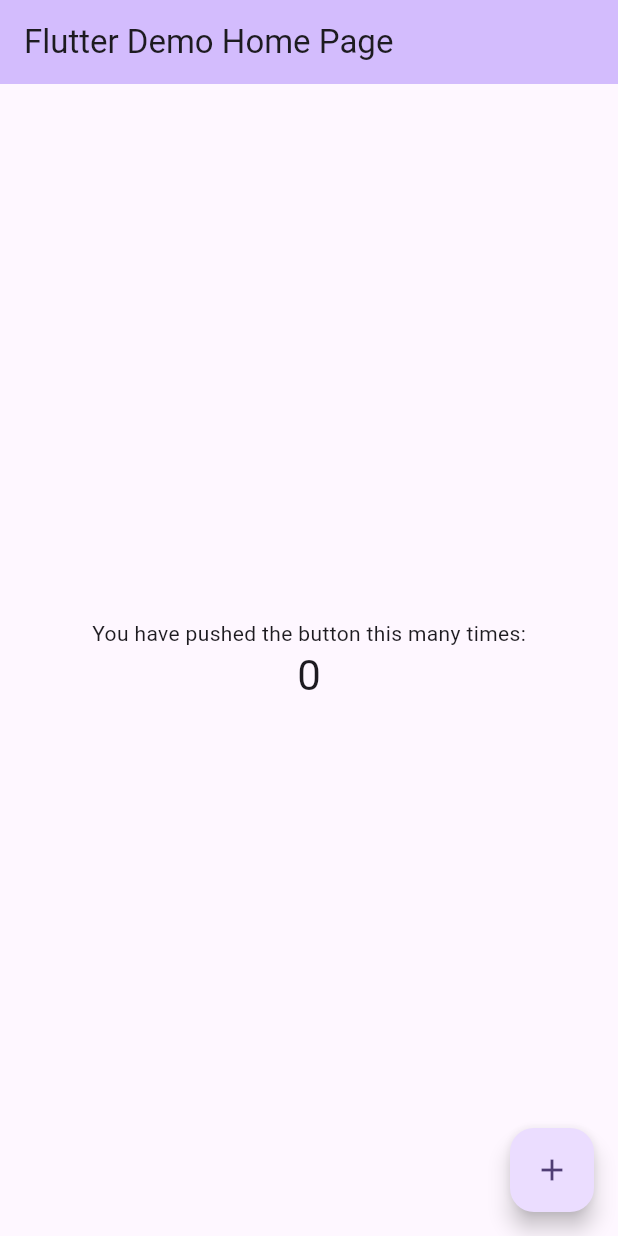
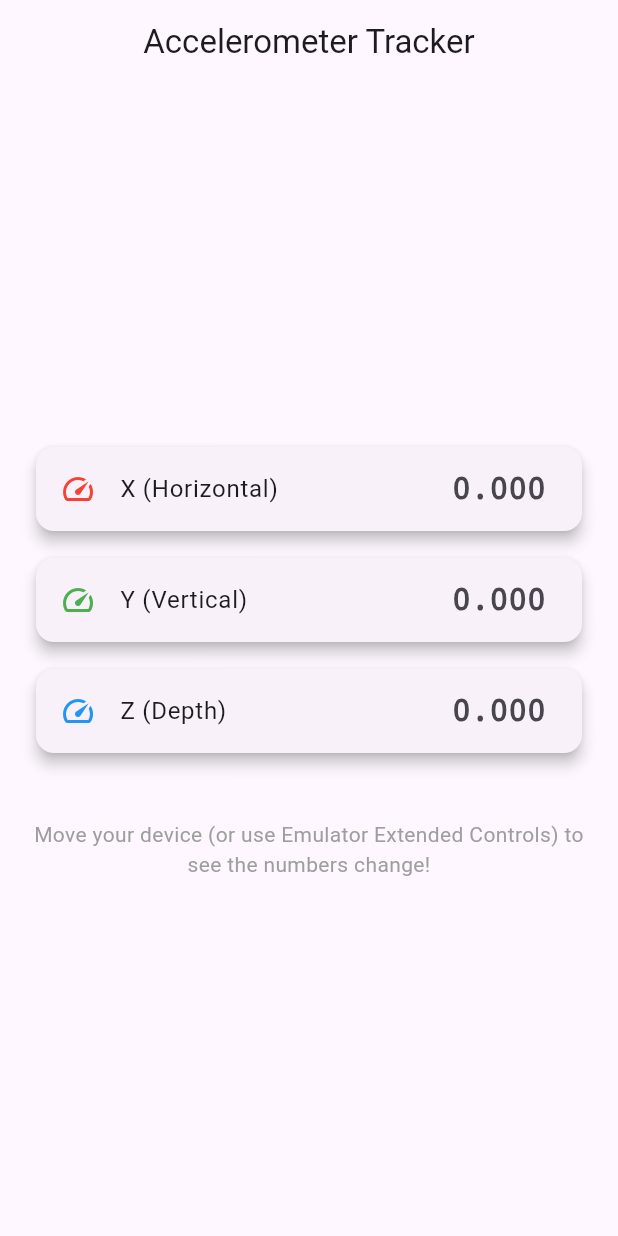
Before and after one commit to teodorkasap/flutter-extract-accelerometer-data-test, a Flutter app: the screen it shows after launch, on a phone screen of 412 x 824 dp. Run offline on Flutter 3.47's test engine with Material 3 defaults, Android fonts, the phone set to English and light mode, and no system bars; our stand-ins replace sensors_plus.

```diff
--- a/lib/main.dart
+++ b/lib/main.dart
@@ -1,125 +1,132 @@
+import 'dart:async';
 import 'package:flutter/material.dart';
+import 'package:sensors_plus/sensors_plus.dart';
 
 void main() {
-  runApp(const MyApp());
+  runApp(const SensorApp());
 }
 
-class MyApp extends StatelessWidget {
-  const MyApp({super.key});
+class SensorApp extends StatelessWidget {
+  const SensorApp({super.key});
 
-  // This widget is the root of your application.
   @override
   Widget build(BuildContext context) {
     return MaterialApp(
-      title: 'Flutter Demo',
+      debugShowCheckedModeBanner: false,
+      title: 'Flutter Accelerator',
       theme: ThemeData(
-        // This is the theme of your application.
-        //
-        // TRY THIS: Try running your application with "flutter run". You'll see
-        // the application has a purple toolbar. Then, without quitting the app,
-        // try changing the seedColor in the colorScheme below to Colors.green
-        // and then invoke "hot reload" (save your changes or press the "hot
-        // reload" button in a Flutter-supported IDE, or press "r" if you used
-        // the command line to start the app).
-        //
-        // Notice that the counter didn't reset back to zero; the application
-        // state is not lost during the reload. To reset the state, use hot
-        // restart instead.
-        //
-        // This works for code too, not just values: Most code changes can be
-        // tested with just a hot reload.
-        colorScheme: ColorScheme.fromSeed(seedColor: Colors.deepPurple),
         useMaterial3: true,
+        colorSchemeSeed: Colors.deepPurple,
       ),
-      home: const MyHomePage(title: 'Flutter Demo Home Page'),
+      home: const AccelerometerScreen(),
     );
   }
 }
 
-class MyHomePage extends StatefulWidget {
-  const MyHomePage({super.key, required this.title});
-
-  // This widget is the home page of your application. It is stateful, meaning
-  // that it has a State object (defined below) that contains fields that affect
-  // how it looks.
-
-  // This class is the configuration for the state. It holds the values (in this
-  // case the title) provided by the parent (in this case the App widget) and
-  // used by the build method of the State. Fields in a Widget subclass are
-  // always marked "final".
-
-  final String title;
+class AccelerometerScreen extends StatefulWidget {
+  const AccelerometerScreen({super.key});
 
   @override
-  State<MyHomePage> createState() => _MyHomePageState();
+  State<AccelerometerScreen> createState() => _AccelerometerScreenState();
 }
 
-class _MyHomePageState extends State<MyHomePage> {
-  int _counter = 0;
+class _AccelerometerScreenState extends State<AccelerometerScreen> {
+  // We use a List to store the x, y, z values
+  List<double>? _accelerometerValues;
 
-  void _incrementCounter() {
+  // Stream subscription to cancel when the widget is destroyed
+  StreamSubscription<AccelerometerEvent>? _subscription;
+
+  @override
+  void initState() {
+    super.initState();
+    // Start listening to the accelerometer stream
+    _subscription = accelerometerEventStream().listen(
+      (AccelerometerEvent event) {
         setState(() {
-      // This call to setState tells the Flutter framework that something has
-      // changed in this State, which causes it to rerun the build method below
-      // so that the display can reflect the updated values. If we changed
-      // _counter without calling setState(), then the build method would not be
-      // called again, and so nothing would appear to happen.
-      _counter++;
+          _accelerometerValues = <double>[event.x, event.y, event.z];
         });
+      },
+      onError: (error) {
+        // Handle cases where the sensor might not be available
+        debugPrint("Sensor Error: $error");
+      },
+    );
+  }
+
+  @override
+  void dispose() {
+    // Crucial: Stop listening when the app closes to save battery/memory
+    _subscription?.cancel();
+    super.dispose();
   }
 
   @override
   Widget build(BuildContext context) {
-    // This method is rerun every time setState is called, for instance as done
-    // by the _incrementCounter method above.
-    //
-    // The Flutter framework has been optimized to make rerunning build methods
-    // fast, so that you can just rebuild anything that needs updating rather
-    // than having to individually change instances of widgets.
+    // Extract values or default to 0.0
+    final x = _accelerometerValues?[0] ?? 0.0;
+    final y = _accelerometerValues?[1] ?? 0.0;
+    final z = _accelerometerValues?[2] ?? 0.0;
+
     return Scaffold(
       appBar: AppBar(
-        // TRY THIS: Try changing the color here to a specific color (to
-        // Colors.amber, perhaps?) and trigger a hot reload to see the AppBar
-        // change color while the other colors stay the same.
-        backgroundColor: Theme.of(context).colorScheme.inversePrimary,
-        // Here we take the value from the MyHomePage object that was created by
-        // the App.build method, and use it to set our appbar title.
-        title: Text(widget.title),
+        title: const Text('Accelerometer Tracker'),
+        centerTitle: true,
       ),
       body: Center(
-        // Center is a layout widget. It takes a single child and positions it
-        // in the middle of the parent.
+        child: Padding(
+          padding: const EdgeInsets.all(20.0),
           child: Column(
-          // Column is also a layout widget. It takes a list of children and
-          // arranges them vertically. By default, it sizes itself to fit its
-          // children horizontally, and tries to be as tall as its parent.
-          //
-          // Column has various properties to control how it sizes itself and
-          // how it positions its children. Here we use mainAxisAlignment to
-          // center the children vertically; the main axis here is the vertical
-          // axis because Columns are vertical (the cross axis would be
-          // horizontal).
-          //
-          // TRY THIS: Invoke "debug painting" (choose the "Toggle Debug Paint"
-          // action in the IDE, or press "p" in the console), to see the
-          // wireframe for each widget.
             mainAxisAlignment: MainAxisAlignment.center,
-          children: <Widget>[
+            children: [
+              SensorDataCard(label: 'X (Horizontal)', value: x, color: Colors.red),
+              const SizedBox(height: 10),
+              SensorDataCard(label: 'Y (Vertical)', value: y, color: Colors.green),
+              const SizedBox(height: 10),
+              SensorDataCard(label: 'Z (Depth)', value: z, color: Colors.blue),
+              const SizedBox(height: 40),
               const Text(
-              'You have pushed the button this many times:',
-            ),
-            Text(
-              '$_counter',
-              style: Theme.of(context).textTheme.headlineMedium,
+                'Move your device (or use Emulator Extended Controls) to see the numbers change!',
+                textAlign: TextAlign.center,
+                style: TextStyle(color: Colors.grey),
               ),
             ],
           ),
         ),
-      floatingActionButton: FloatingActionButton(
-        onPressed: _incrementCounter,
-        tooltip: 'Increment',
-        child: const Icon(Icons.add),
-      ), // This trailing comma makes auto-formatting nicer for build methods.
+      ),
     );
   }
 }
+
+// A reusable UI component for showing the data
+class SensorDataCard extends StatelessWidget {
+  final String label;
+  final double value;
+  final Color color;
+
+  const SensorDataCard({
+    super.key,
+    required this.label,
+    required this.value,
+    required this.color,
+  });
+
+  @override
+  Widget build(BuildContext context) {
+    return Card(
+      elevation: 4,
+      child: ListTile(
+        leading: Icon(Icons.speed, color: color),
+        title: Text(label),
+        trailing: Text(
+          value.toStringAsFixed(3),
+          style: const TextStyle(
+            fontSize: 20,
+            fontWeight: FontWeight.bold,
+            fontFamily: 'monospace',
+          ),
+        ),
+      ),
+    );
+  }
+}
```
Also changed, not shown: 4 other files. Lines whose indentation alone changed are shown as unchanged.
